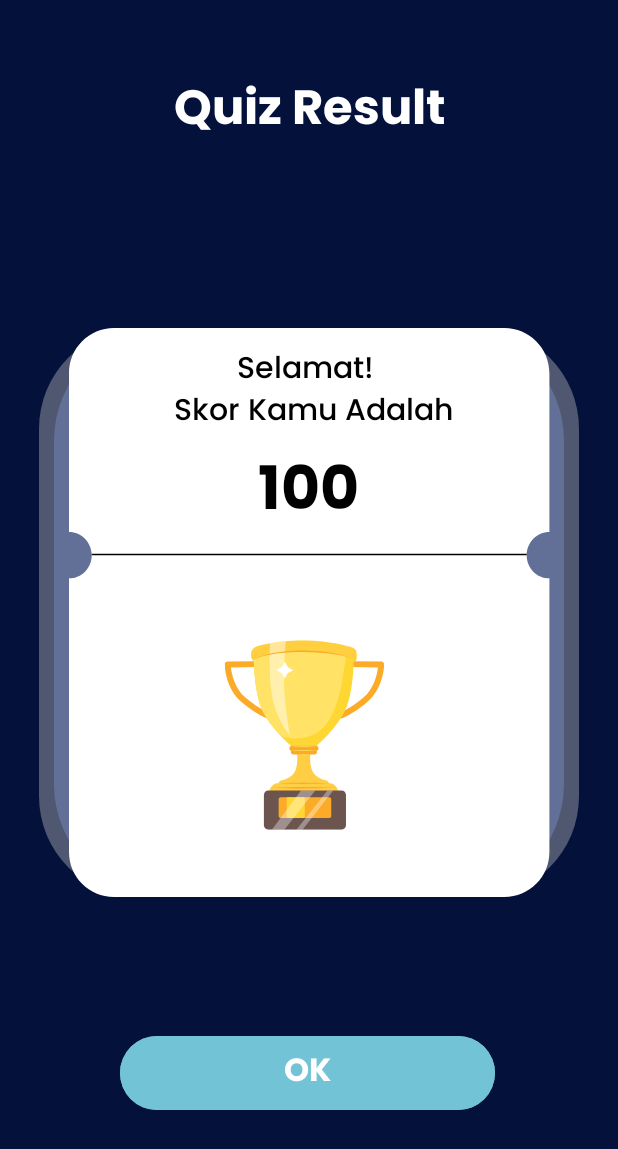
After one commit to MuhammadAsandyPutra/Signify_CH2_PS093, an Android app: the fragment QuizResultFragment shown on its own in the app's theme, on a phone screen of 412 x 824 dp. The commit adds this screen. Shown: the top 1149 px of the screen. Run offline under Robolectric (Android 15) with nearby library versions, the phone set to English and light mode, and no system bars.

Commit message:
add ui quiz result

```diff
--- /dev/null
+++ b/app/src/main/java/com/example/signify_ch2_ps093/ui/quiz/QuizResultFragment.kt
@@ -0,0 +1,60 @@
+package com.example.signify_ch2_ps093.ui.quiz
+
+import android.os.Bundle
+import androidx.fragment.app.Fragment
+import android.view.LayoutInflater
+import android.view.View
+import android.view.ViewGroup
+import com.example.signify_ch2_ps093.R
+
+// TODO: Rename parameter arguments, choose names that match
+// the fragment initialization parameters, e.g. ARG_ITEM_NUMBER
+private const val ARG_PARAM1 = "param1"
+private const val ARG_PARAM2 = "param2"
+
+/**
+ * A simple [Fragment] subclass.
+ * Use the [QuizResultFragment.newInstance] factory method to
+ * create an instance of this fragment.
+ */
+class QuizResultFragment : Fragment() {
+    // TODO: Rename and change types of parameters
+    private var param1: String? = null
+    private var param2: String? = null
+
+    override fun onCreate(savedInstanceState: Bundle?) {
+        super.onCreate(savedInstanceState)
+        arguments?.let {
+            param1 = it.getString(ARG_PARAM1)
+            param2 = it.getString(ARG_PARAM2)
+        }
+    }
+
+    override fun onCreateView(
+        inflater: LayoutInflater, container: ViewGroup?,
+        savedInstanceState: Bundle?
+    ): View? {
+        // Inflate the layout for this fragment
+        return inflater.inflate(R.layout.fragment_quiz_result, container, false)
+    }
+
+    companion object {
+        /**
+         * Use this factory method to create a new instance of
+         * this fragment using the provided parameters.
+         *
+         * @param param1 Parameter 1.
+         * @param param2 Parameter 2.
+         * @return A new instance of fragment QuizResultFragment.
+         */
+        // TODO: Rename and change types and number of parameters
+        @JvmStatic
+        fun newInstance(param1: String, param2: String) =
+            QuizResultFragment().apply {
+                arguments = Bundle().apply {
+                    putString(ARG_PARAM1, param1)
+                    putString(ARG_PARAM2, param2)
+                }
+            }
+    }
+}
--- /dev/null
+++ b/app/src/main/res/drawable/ic_bg_quiz_result.xml
@@ -0,0 +1,23 @@
+<vector xmlns:android="http://schemas.android.com/apk/res/android"
+    xmlns:tools="http://schemas.android.com/tools"
+    android:width="360dp"
+    android:height="387dp"
+    android:viewportWidth="360"
+    android:viewportHeight="387"
+    tools:ignore="VectorRaster">
+  <path
+      android:pathData="M67,0L293,0A67,67 0,0 1,360 67L360,312A67,67 0,0 1,293 379L67,379A67,67 0,0 1,0 312L0,67A67,67 0,0 1,67 0z"
+      android:fillColor="#4F5771"/>
+  <path
+      android:pathData="M85,0L275,0A75,75 0,0 1,350 75L350,304A75,75 0,0 1,275 379L85,379A75,75 0,0 1,10 304L10,75A75,75 0,0 1,85 0z"
+      android:fillColor="#626F97"/>
+  <path
+      android:pathData="M20,30C20,13.43 33.43,0 50,0H310.27C326.83,0 340.27,13.43 340.27,30L340.27,135.85C331.9,135.85 325.12,142.76 325.12,151.29C325.12,159.82 331.9,166.73 340.27,166.73L340.27,349C340.27,365.57 326.83,379 310.27,379H50C33.43,379 20,365.57 20,349L20,166.73C28.36,166.73 35.14,159.82 35.14,151.29C35.14,142.76 28.36,135.85 20,135.85L20,30Z"
+      android:fillColor="#ffffff"
+      android:fillType="evenOdd"/>
+  <path
+      android:strokeWidth="1"
+      android:pathData="M35.14,150.79L325.12,150.79"
+      android:fillColor="#00000000"
+      android:strokeColor="#000000"/>
+</vector>
--- /dev/null
+++ b/app/src/main/res/drawable/ic_trophy_gold.xml
@@ -0,0 +1,79 @@
+<vector xmlns:android="http://schemas.android.com/apk/res/android"
+    android:width="183dp"
+    android:height="151dp"
+    android:viewportWidth="183"
+    android:viewportHeight="151">
+  <group>
+    <clip-path
+        android:pathData="M35.73,24.07h106.13v126.1h-106.13z"/>
+    <path
+        android:pathData="M64.61,76.28C64.33,76.2 57.82,74.3 47.14,65.37C36.09,56.13 35.74,40.88 35.73,40.24C35.72,39.98 35.77,39.72 35.87,39.48C35.96,39.24 36.11,39.02 36.29,38.83C36.48,38.64 36.7,38.5 36.94,38.39C37.19,38.29 37.45,38.24 37.71,38.23L56.67,38.02L56.72,41.96L39.9,42.16C40.38,46.32 42.27,56.12 49.74,62.37C59.66,70.66 65.66,72.47 65.72,72.49L64.61,76.28Z"
+        android:fillColor="#FCAB28"/>
+    <path
+        android:pathData="M112.98,76.28L111.88,72.49C111.93,72.47 117.93,70.66 127.85,62.37C135.32,56.12 137.22,46.32 137.69,42.16L120.88,41.97L120.93,38.03L139.88,38.24C140.14,38.24 140.4,38.3 140.65,38.4C140.89,38.5 141.11,38.65 141.29,38.84C141.48,39.02 141.62,39.24 141.72,39.49C141.82,39.73 141.87,39.99 141.86,40.25C141.85,40.89 141.5,56.14 130.45,65.38C119.76,74.3 113.25,76.2 112.98,76.28Z"
+        android:fillColor="#FCAB28"/>
+    <path
+        android:pathData="M55.8,38.24C55.8,38.24 53.34,37.36 53.34,34.95C53.34,32.54 52.9,31.44 55.13,29.26C57.35,27.07 74.23,24.07 87.83,24.07C101.43,24.07 120.01,27.73 122.24,29.7C124.47,31.67 123.58,36.92 123.13,37.8C122.69,38.68 120.9,38.46 120.9,38.46L55.8,38.24Z"
+        android:fillColor="#FFCF3F"/>
+    <path
+        android:pathData="M87.68,31.45C79.28,31.45 61.59,32.54 55.13,37.14C55.13,37.14 55.13,60.8 61.82,72.85C68.51,84.9 80.32,94.76 80.32,94.76H96.38C96.38,94.76 108.19,84.9 114.88,72.86C121.57,60.81 121.57,37.14 121.57,37.14C114.44,32.54 96.08,31.45 87.68,31.45Z"
+        android:fillColor="#FFD733"/>
+    <path
+        android:pathData="M87.68,31.45C79.28,31.45 61.59,32.54 55.13,37.14C55.13,37.14 55.13,60.8 61.82,72.85C64.98,78.56 69.31,83.77 72.97,87.68C75.8,88.84 78.82,89.46 81.88,89.5C102.4,89.93 107.75,72.85 109.98,66.72C113.49,57.05 115.49,41.88 116.28,34.84C107.65,32.16 94.44,31.45 87.68,31.45Z"
+        android:fillColor="#FFE266"/>
+    <path
+        android:pathData="M111.31,124.32C109.31,118.41 105.07,119.29 105.07,119.29C105.07,119.29 105.07,117.39 102.1,117.11C100.26,116.56 95.53,114.77 93.93,110.74C91.92,105.7 92.81,99.35 92.81,99.35L88.35,98.78L83.89,99.35C83.89,99.35 84.78,105.71 82.78,110.74C81.17,114.77 76.44,116.56 74.6,117.11C71.64,117.38 71.63,119.29 71.63,119.29C71.63,119.29 67.4,118.41 65.38,124.32H111.31Z"
+        android:fillColor="#FFCE45"/>
+    <path
+        android:pathData="M71.63,119.29C74.41,119.11 77.2,118.99 79.99,118.93C82.78,118.86 85.56,118.84 88.35,118.83C91.14,118.82 93.92,118.86 96.71,118.93C99.5,119 102.28,119.11 105.07,119.29C102.28,119.46 99.5,119.58 96.71,119.64C93.92,119.72 91.14,119.74 88.35,119.74C85.56,119.75 82.78,119.72 79.99,119.64C77.2,119.57 74.41,119.46 71.63,119.29Z"
+        android:fillColor="#FCAB28"/>
+    <path
+        android:pathData="M96.38,97.82H80.54C80.07,97.82 79.61,97.64 79.28,97.31C78.94,96.98 78.75,96.53 78.75,96.06C78.75,95.6 78.94,95.15 79.28,94.82C79.61,94.49 80.07,94.31 80.54,94.31H96.38C96.85,94.31 97.3,94.49 97.64,94.82C97.97,95.15 98.16,95.6 98.16,96.06C98.16,96.53 97.97,96.98 97.64,97.31C97.3,97.64 96.85,97.82 96.38,97.82Z"
+        android:fillColor="#FCAB28"/>
+    <path
+        android:pathData="M95.49,100.03H81.44C81.23,100.04 81.02,100 80.82,99.93C80.62,99.85 80.44,99.74 80.29,99.6C80.14,99.45 80.02,99.28 79.93,99.08C79.85,98.89 79.81,98.69 79.81,98.48C79.81,98.27 79.85,98.06 79.93,97.87C80.02,97.68 80.14,97.5 80.29,97.36C80.44,97.21 80.62,97.1 80.82,97.03C81.02,96.95 81.23,96.92 81.44,96.92H95.49C95.7,96.92 95.91,96.95 96.11,97.03C96.31,97.1 96.49,97.21 96.64,97.36C96.8,97.5 96.92,97.68 97,97.87C97.08,98.06 97.13,98.27 97.13,98.48C97.13,98.69 97.08,98.89 97,99.08C96.92,99.28 96.8,99.45 96.64,99.6C96.49,99.74 96.31,99.85 96.11,99.93C95.91,100 95.7,100.04 95.49,100.03Z"
+        android:fillColor="#FCAB28"/>
+    <path
+        android:pathData="M113.46,124.11H64.8C63.15,124.11 61.82,125.42 61.82,127.04V147.24C61.82,148.86 63.15,150.17 64.8,150.17H113.46C115.11,150.17 116.44,148.86 116.44,147.24V127.04C116.44,125.42 115.11,124.11 113.46,124.11Z"
+        android:fillColor="#6C554F"/>
+    <path
+        android:pathData="M105.25,128.62H73.01C72.25,128.62 71.63,129.23 71.63,129.98V141.02C71.63,141.77 72.25,142.37 73.01,142.37H105.25C106.01,142.37 106.63,141.77 106.63,141.02V129.98C106.63,129.23 106.01,128.62 105.25,128.62Z"
+        android:fillColor="#FCAB28"/>
+    <path
+        android:pathData="M77.45,128.62H88.54C88.81,128.62 89.02,129.23 89.02,129.98V141.01C89.02,141.76 88.81,142.37 88.54,142.37H77.45C77.19,142.37 76.98,141.76 76.98,141.01V129.98C76.98,129.23 77.19,128.62 77.45,128.62Z"
+        android:fillColor="#FFD733"/>
+    <path
+        android:pathData="M80.32,94.75C81.66,94.66 83,94.61 84.33,94.59C85.67,94.56 87.01,94.54 88.35,94.53C89.69,94.53 91.02,94.54 92.36,94.58L94.37,94.65C95.04,94.69 95.71,94.71 96.38,94.76C95.71,94.81 95.04,94.83 94.37,94.87L92.36,94.94C91.02,94.98 89.69,94.98 88.35,94.99C87.01,94.99 85.67,94.98 84.33,94.94C83,94.89 81.66,94.85 80.32,94.75Z"
+        android:fillColor="#FFE266"/>
+    <path
+        android:pathData="M80.4,97.38C81.76,97.29 83.12,97.24 84.48,97.21C85.84,97.19 87.21,97.17 88.57,97.16C89.93,97.15 91.29,97.17 92.66,97.21L94.7,97.28C95.38,97.32 96.06,97.34 96.74,97.39C96.06,97.44 95.38,97.46 94.7,97.5L92.66,97.57C91.29,97.61 89.93,97.61 88.57,97.62C87.21,97.62 85.84,97.61 84.48,97.56C83.12,97.52 81.76,97.48 80.4,97.38Z"
+        android:fillColor="#FFE266"/>
+    <path
+        android:pathData="M84.05,100.3C86.91,100 89.79,100 92.65,100.3C91.23,100.47 89.79,100.54 88.35,100.53C86.91,100.54 85.47,100.46 84.05,100.3Z"
+        android:fillColor="#FFE266"/>
+    <path
+        android:pathData="M66.35,122.21C70.01,122.03 73.68,121.91 77.35,121.85C81.02,121.78 84.68,121.76 88.35,121.75C92.02,121.74 95.68,121.78 99.35,121.85C103.01,121.92 106.68,122.03 110.35,122.21C106.68,122.39 103.01,122.5 99.35,122.57C95.68,122.64 92.02,122.66 88.35,122.67C84.68,122.67 81.02,122.64 77.35,122.56C73.68,122.49 70.02,122.38 66.35,122.21Z"
+        android:fillColor="#FCAB28"/>
+    <path
+        android:pathData="M76.42,24.66C72.68,25.02 69.04,25.51 65.86,26.08C65.5,36.89 65.38,54.97 68.08,64.96C72.07,79.86 79.21,87.3 79.21,87.3C79.21,87.3 74.75,65.39 75.19,46.12C75.41,36.89 75.93,29.68 76.42,24.66Z"
+        android:strokeAlpha="0.48"
+        android:fillColor="#FFFFFD"
+        android:fillAlpha="0.48"/>
+    <path
+        android:pathData="M121.57,37.14C119.1,35.75 116.36,34.97 113.61,34.34C110.85,33.74 108.06,33.27 105.25,32.95C102.44,32.63 99.62,32.37 96.8,32.21C93.97,32.04 91.15,31.92 88.32,31.91C85.49,31.9 82.67,31.98 79.84,32.13C77.02,32.29 74.2,32.52 71.39,32.84C68.58,33.16 65.79,33.62 63.03,34.22C60.28,34.85 57.54,35.66 55.13,37.14C56.28,36.32 57.54,35.65 58.87,35.14C59.2,35.01 59.53,34.86 59.86,34.74L60.88,34.41C61.56,34.17 62.24,33.98 62.92,33.79C65.67,33.07 68.47,32.52 71.3,32.14C76.94,31.36 82.63,30.98 88.33,31C94.03,31.05 99.72,31.47 105.36,32.25C108.18,32.64 110.98,33.19 113.73,33.91C114.42,34.08 115.09,34.3 115.77,34.52C116.46,34.73 117.12,34.98 117.78,35.23C118.45,35.48 119.1,35.77 119.74,36.08C120.06,36.23 120.37,36.4 120.67,36.6L121.57,37.14Z"
+        android:fillColor="#FCAB28"/>
+    <path
+        android:pathData="M73.8,41.93L75.88,38.35L77.83,42L81.48,44.05L77.76,45.97L75.68,49.55L73.73,45.89L70.08,43.85L73.8,41.93Z"
+        android:fillColor="#ffffff"/>
+    <path
+        android:pathData="M67.11,150.17H75.38L96.01,124.11H86.52L67.11,150.17Z"
+        android:strokeAlpha="0.35"
+        android:fillColor="#ffffff"
+        android:fillAlpha="0.35"/>
+    <path
+        android:pathData="M87.51,150.17L107.98,124.11H104.1L83.42,150.17H87.51Z"
+        android:strokeAlpha="0.35"
+        android:fillColor="#ffffff"
+        android:fillAlpha="0.35"/>
+  </group>
+</vector>
--- /dev/null
+++ b/app/src/main/res/layout/fragment_quiz_result.xml
@@ -0,0 +1,99 @@
+<?xml version="1.0" encoding="utf-8"?>
+<FrameLayout xmlns:android="http://schemas.android.com/apk/res/android"
+    xmlns:app="http://schemas.android.com/apk/res-auto"
+    xmlns:tools="http://schemas.android.com/tools"
+    android:layout_width="match_parent"
+    android:layout_height="match_parent"
+    android:background="@color/dark_navy"
+    tools:context=".ui.quiz.QuizResultFragment">
+
+    <!-- TODO: Update blank fragment layout -->
+
+    <androidx.constraintlayout.widget.ConstraintLayout
+        android:layout_width="match_parent"
+        android:layout_height="match_parent">
+
+        <TextView
+            android:id="@+id/tv_title"
+            android:layout_width="match_parent"
+            android:layout_height="wrap_content"
+            android:fontFamily="@font/poppins_bold"
+            android:gravity="center"
+            android:text="@string/tv_title_quiz_result"
+            android:textColor="@color/white"
+            android:textSize="32sp"
+            app:layout_constraintBottom_toTopOf="@+id/iv_bg_quiz"
+            app:layout_constraintTop_toTopOf="parent"
+            app:layout_constraintVertical_bias="0.287"
+            tools:layout_editor_absoluteX="0dp" />
+
+        <ImageView
+            android:id="@+id/iv_bg_quiz"
+            android:layout_width="wrap_content"
+            android:layout_height="wrap_content"
+            android:src="@drawable/ic_bg_quiz_result"
+            app:layout_constraintBottom_toBottomOf="parent"
+            app:layout_constraintEnd_toEndOf="parent"
+            app:layout_constraintStart_toStartOf="parent"
+            app:layout_constraintTop_toTopOf="parent" />
+
+        <TextView
+            android:id="@+id/tv_message_quiz"
+            android:layout_width="wrap_content"
+            android:layout_height="wrap_content"
+            android:layout_marginTop="8dp"
+            android:fontFamily="@font/poppins_medium"
+            android:gravity="center"
+            android:text="@string/tv_message_result_quiz"
+            android:textColor="@color/black"
+            android:textSize="20sp"
+            app:layout_constraintBottom_toTopOf="@+id/tv_score"
+            app:layout_constraintEnd_toEndOf="@+id/iv_bg_quiz"
+            app:layout_constraintStart_toStartOf="@+id/iv_bg_quiz"
+            app:layout_constraintTop_toTopOf="@+id/iv_bg_quiz" />
+
+
+        <TextView
+            android:id="@+id/tv_score"
+            android:layout_width="wrap_content"
+            android:layout_height="wrap_content"
+            android:layout_marginTop="76dp"
+            android:fontFamily="@font/poppins_bold"
+            android:text="@string/tv_score"
+            android:textColor="@color/black"
+            android:textSize="40sp"
+            app:layout_constraintEnd_toEndOf="@+id/iv_bg_quiz"
+            app:layout_constraintHorizontal_bias="0.498"
+            app:layout_constraintStart_toStartOf="@+id/iv_bg_quiz"
+            app:layout_constraintTop_toTopOf="@+id/iv_bg_quiz" />
+
+        <ImageView
+            android:id="@+id/iv_trophy"
+            android:layout_width="wrap_content"
+            android:layout_height="wrap_content"
+            android:layout_marginBottom="52dp"
+            android:src="@drawable/ic_trophy_gold"
+            app:layout_constraintBottom_toBottomOf="@+id/iv_bg_quiz"
+            app:layout_constraintEnd_toEndOf="@+id/iv_bg_quiz"
+            app:layout_constraintHorizontal_bias="0.497"
+            app:layout_constraintStart_toStartOf="@+id/iv_bg_quiz" />
+
+
+        <Button
+            android:id="@+id/btn_go_quiz"
+            android:layout_width="250dp"
+            android:layout_height="wrap_content"
+            android:backgroundTint="@color/blue"
+            android:fontFamily="@font/poppins_bold"
+            android:text="@string/btn_ok_quiz_result"
+            android:textSize="21sp"
+            app:layout_constraintBottom_toBottomOf="parent"
+            app:layout_constraintEnd_toEndOf="@+id/iv_bg_quiz"
+            app:layout_constraintHorizontal_bias="0.49"
+            app:layout_constraintStart_toStartOf="@+id/iv_bg_quiz"
+            app:layout_constraintTop_toBottomOf="@+id/iv_bg_quiz" />
+    </androidx.constraintlayout.widget.ConstraintLayout>
+
+
+
+</FrameLayout>
--- a/app/src/main/res/values/strings.xml
+++ b/app/src/main/res/values/strings.xml
@@ -43,5 +43,9 @@
     <!-- TODO: Remove or change this placeholder text -->
     <string name="hello_blank_fragment">Hello blank fragment</string>
     <string name="hint">Ketik jawaban anda...</string>
+    <string name="tv_message_result_quiz">Selamat! \n Skor Kamu Adalah</string>
+    <string name="btn_ok_quiz_result">OK</string>
+    <string name="tv_score">100</string>
+    <string name="tv_title_quiz_result">Quiz Result</string>
 
 </resources>
```
